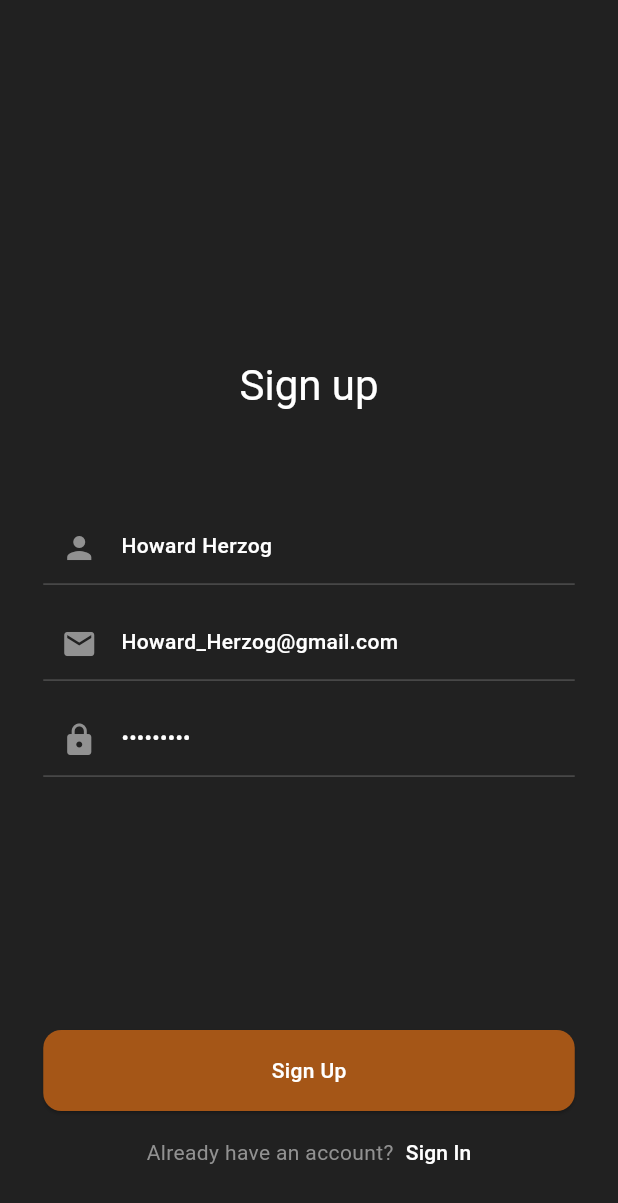
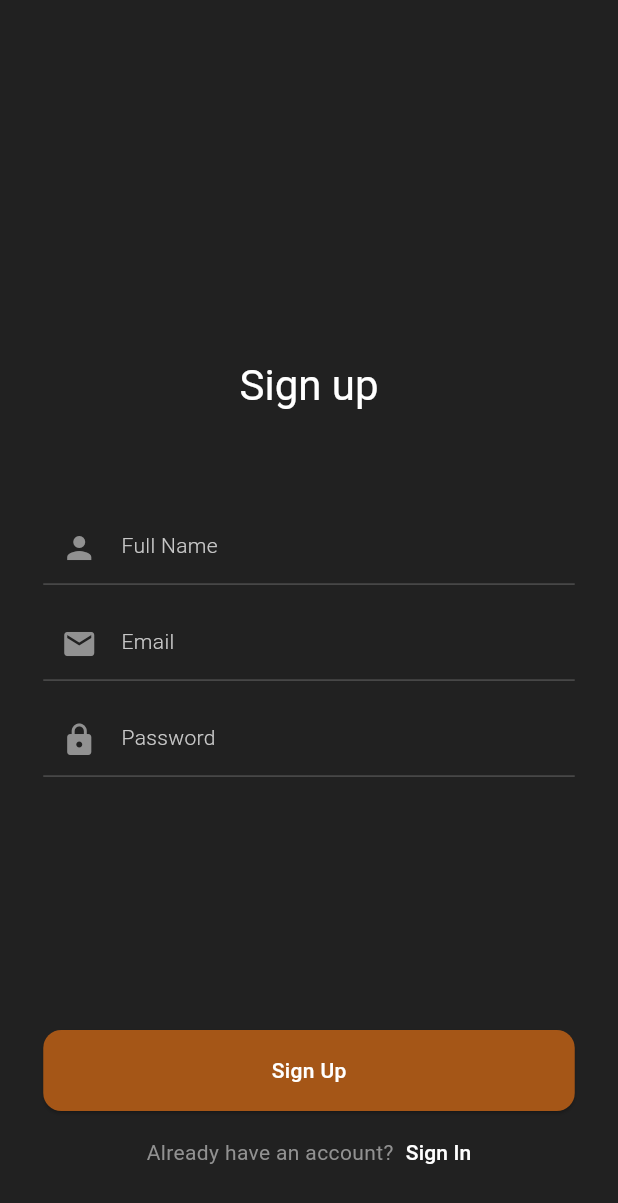
Before and after one commit to behzodfaiziev/nicless-flutter, a Flutter app: the SignUpView screen opened by its route, on a phone screen of 412 x 824 dp. Shown: the top 1203 px of the screen. Run offline on Flutter 3.47's test engine with Material 3 defaults, Android fonts, the phone set to English and light mode, and no system bars; our stand-ins replace auto_route, dartz, dio, easy_localization, equatable, file_picker and 16 more; missing offline and left inert: vexana; accounts and stored records are empty.

Commit message:
removed placeholders

```diff
--- a/lib/features/auth/presentation/views/sign_in/sign_in_view_mixin.dart
+++ b/lib/features/auth/presentation/views/sign_in/sign_in_view_mixin.dart
@@ -15,9 +15,7 @@ mixin SignInViewMixin on State<SignInView> {
   void initState() {
     authBloc = context.read<AuthBloc>();
     emailTextEditingController = TextEditingController();
-    emailTextEditingController.text = 'behzod.faiziev@gmail.com';
     passwordTextEditingController = TextEditingController();
-    passwordTextEditingController.text = '19191919';
     emailFocusNode = FocusNode();
     passwordFocusNode = FocusNode();
     super.initState();
--- a/lib/features/auth/presentation/views/sign_up/sign_up_view_mixin.dart
+++ b/lib/features/auth/presentation/views/sign_up/sign_up_view_mixin.dart
@@ -24,11 +24,8 @@ mixin SignUpViewMixin on State<SignUpView> {
     fullNameFocusNode = FocusNode();
 
     fullNameTextEditingController = TextEditingController();
-    fullNameTextEditingController.text = 'Howard Herzog';
     emailTextEditingController = TextEditingController();
-    emailTextEditingController.text = 'Howard_Herzog@gmail.com';
     passwordTextEditingController = TextEditingController();
-    passwordTextEditingController.text = 'test12345';
 
     super.initState();
   }
```
